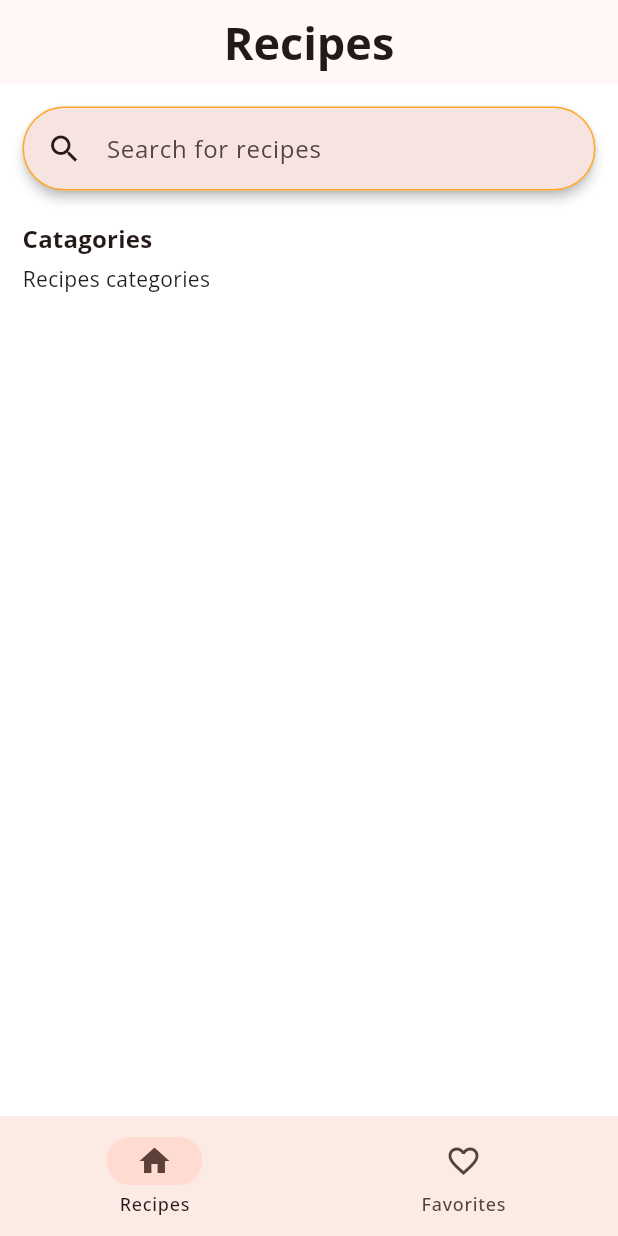
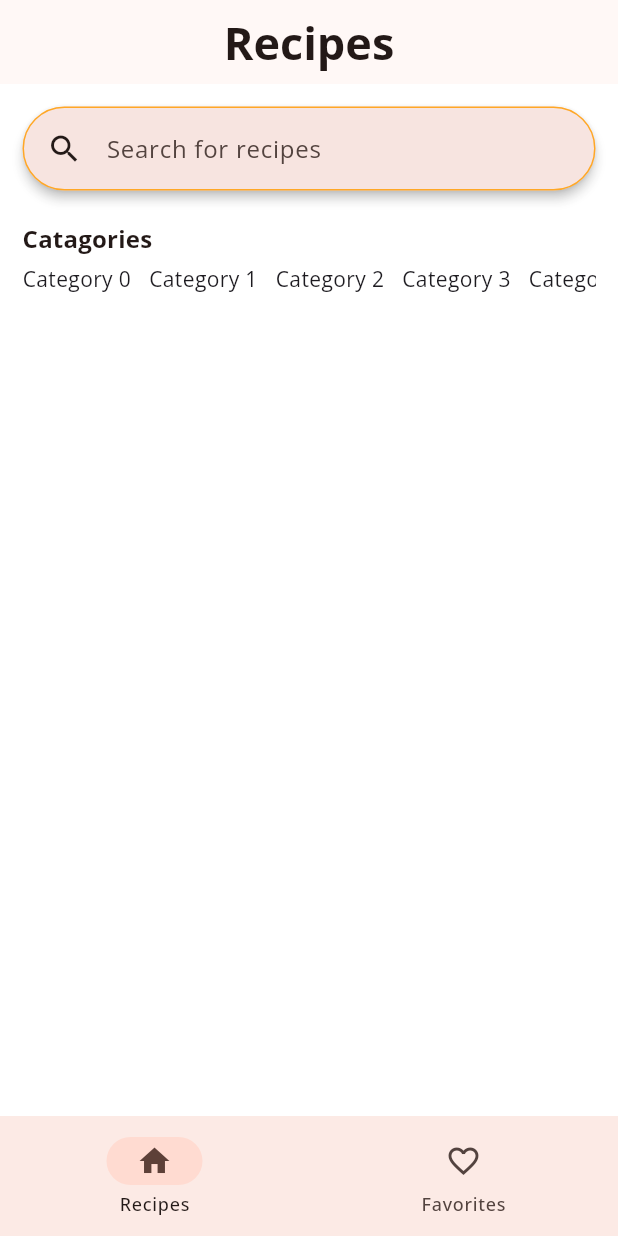
Before and after one commit to anton-meun/recepten_app_flutter, a Flutter app: the screen it shows after launch, on a phone screen of 412 x 824 dp. Run offline on Flutter 3.47's test engine with Material 3 defaults, Android fonts, the light colour scheme and no system bars; our stand-ins replace flutter_riverpod, google_fonts.

Commit message:
updates voor het gebruik van een mobiel emelator

```diff
--- a/lib/features/recipes/pages/recipes_page.dart
+++ b/lib/features/recipes/pages/recipes_page.dart
@@ -23,13 +23,15 @@ class RecipesPage extends StatelessWidget {
         children: [
           // Search bar
           RecipesSearchBar(),
+          SizedBox(height: 20),
 
-          SizedBox(height: 20),
           // Catagories
           Text("Catagories",
           style: theme.textTheme.titleMedium),
           SizedBox(height: 5),
           RecipesCatagories()
+
+
         ],
       ),
     );
--- a/lib/features/recipes/wigets/recipes_catagories.dart
+++ b/lib/features/recipes/wigets/recipes_catagories.dart
@@ -5,6 +5,20 @@ class RecipesCatagories extends StatelessWidget {
 
   @override
   Widget build(BuildContext context) {
-    return const Text("Recipes categories");
+    return SizedBox(
+      height: 100,
+
+      child: ListView.separated(
+        scrollDirection: Axis.horizontal,
+        itemBuilder: (context, index) {
+          return Text("Category $index");
+        },
+        separatorBuilder: (context, index) =>
+            SizedBox(
+              width: 12,
+            ),
+        itemCount: 8,
+      ),
+    );
   }
 }
```
Also changed, not shown: 3 other files.
